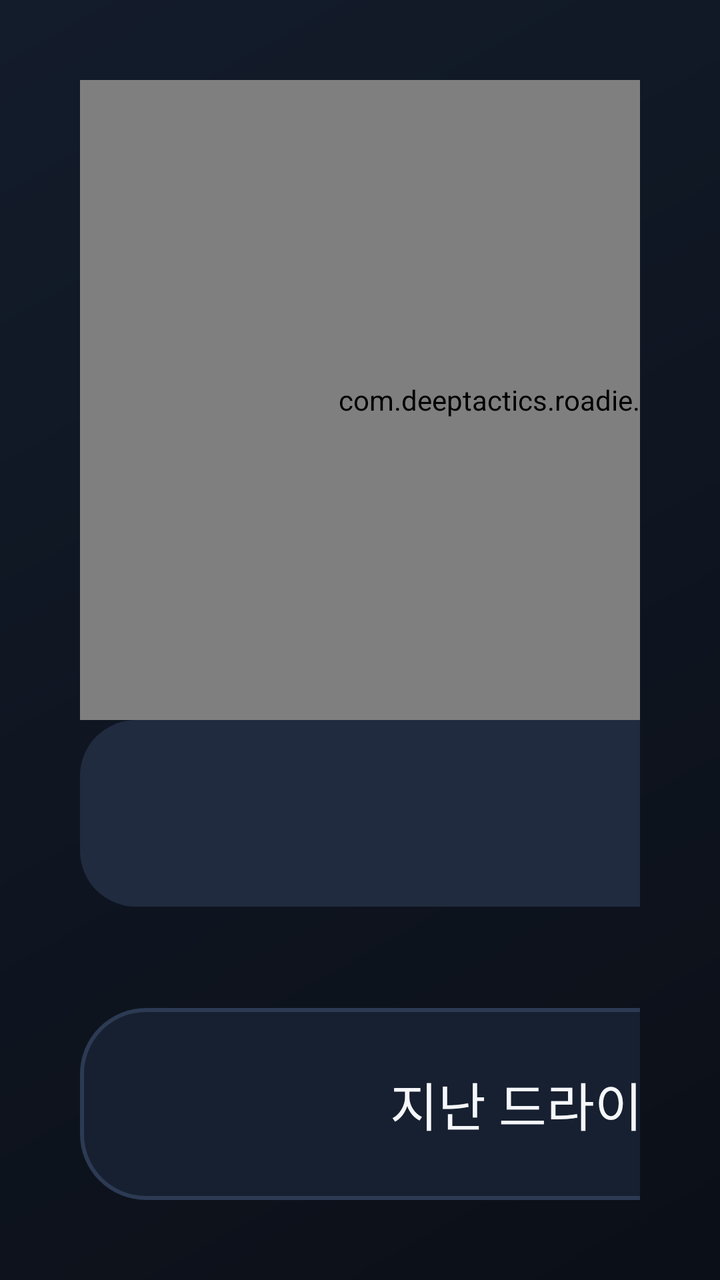
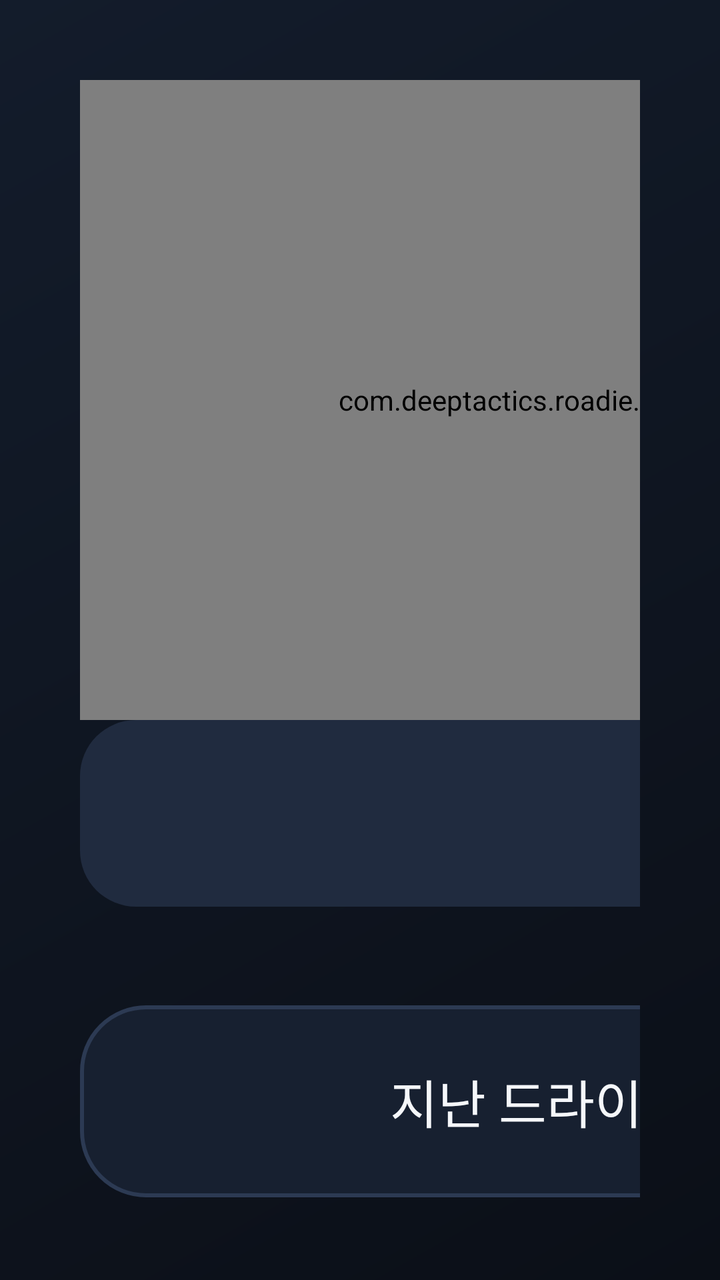

Before-and-after screenshots of an Android layout around one commit, followed by the original layout XML and the change that was made.
<!-- AndroidManifest.xml: application theme android:Theme.DeviceDefault.NoActionBar -->
<!-- res/layout/home.xml -->
<?xml version="1.0" encoding="utf-8"?>
<LinearLayout xmlns:android="http://schemas.android.com/apk/res/android"
    android:layout_width="match_parent"
    android:layout_height="match_parent"
    android:background="@drawable/bg_screen"
    android:orientation="horizontal"
    android:padding="40dp">

    
    <LinearLayout
        android:layout_width="460dp"
        android:layout_height="match_parent"
        android:orientation="vertical">

        <com.deeptactics.roadie.CarFace
            android:id="@+id/face"
            android:layout_width="match_parent"
            android:layout_height="320dp" />

        <TextView
            android:id="@+id/bubble"
            android:layout_width="match_parent"
            android:layout_height="wrap_content"
            android:background="@drawable/bg_bubble"
            android:lineSpacingExtra="6dp"
            android:padding="28dp"
            android:textColor="@color/text"
            android:textSize="28sp" />

        <TextView
            android:id="@+id/record"
            android:layout_width="match_parent"
            android:layout_height="wrap_content"
            android:layout_marginTop="20dp"
            android:gravity="center"
            android:textColor="@color/sub"
            android:textSize="22sp" />

        <Space
            android:layout_width="0dp"
            android:layout_height="0dp"
            android:layout_weight="1" />

        <TextView
            android:id="@+id/diary"
            style="@style/Ghost"
            android:layout_width="match_parent"
            android:layout_height="96dp"
            android:text="지난 드라이브"
            android:textSize="26sp" />
    </LinearLayout>

    <LinearLayout
        android:layout_width="0dp"
        android:layout_height="match_parent"
        android:layout_marginStart="40dp"
        android:layout_weight="1"
        android:orientation="vertical">

        
        <LinearLayout
            android:layout_width="match_parent"
            android:layout_height="wrap_content"
            android:gravity="center_vertical"
            android:orientation="horizontal">

            <com.deeptactics.roadie.MicButton
                android:id="@+id/mic"
                android:layout_width="150dp"
                android:layout_height="150dp" />

            <LinearLayout
                android:layout_width="0dp"
                android:layout_height="wrap_content"
                android:layout_marginStart="24dp"
                android:layout_weight="1"
                android:orientation="vertical">

                <TextView
                    android:layout_width="wrap_content"
                    android:layout_height="wrap_content"
                    android:text="어떤 드라이브 할까?"
                    android:textColor="@color/text"
                    android:textSize="40sp"
                    android:textStyle="bold" />

                <TextView
                    android:id="@+id/heard"
                    android:layout_width="match_parent"
                    android:layout_height="wrap_content"
                    android:layout_marginTop="6dp"
                    android:text="마이크를 누르고 시간과 기분을 말해 봐"
                    android:textColor="@color/sub"
                    android:textSize="26sp" />
            </LinearLayout>
        </LinearLayout>

        <LinearLayout
            android:id="@+id/chips"
            android:layout_width="match_parent"
            android:layout_height="wrap_content"
            android:layout_marginTop="16dp"
            android:orientation="horizontal" />

        
        <LinearLayout
            android:layout_width="match_parent"
            android:layout_height="0dp"
            android:layout_marginVertical="24dp"
            android:layout_weight="1"
            android:background="@drawable/bg_card"
            android:orientation="horizontal"
            android:padding="28dp">

            <com.deeptactics.roadie.RouteView
                android:id="@+id/route"
                android:layout_width="0dp"
                android:layout_height="match_parent"
                android:layout_weight="1" />

            <LinearLayout
                android:layout_width="420dp"
                android:layout_height="match_parent"
                android:layout_marginStart="24dp"
                android:orientation="vertical">

                <TextView
                    android:id="@+id/wish"
                    android:layout_width="match_parent"
                    android:layout_height="wrap_content"
                    android:textColor="@color/warm"
                    android:textSize="22sp" />

                <TextView
                    android:id="@+id/name"
                    android:layout_width="match_parent"
                    android:layout_height="wrap_content"
                    android:layout_marginTop="8dp"
                    android:textColor="@color/text"
                    android:textSize="34sp"
                    android:textStyle="bold" />

                <TextView
                    android:id="@+id/stats"
                    android:layout_width="match_parent"
                    android:layout_height="wrap_content"
                    android:layout_marginTop="8dp"
                    android:textColor="@color/accent"
                    android:textSize="26sp" />

                <TextView
                    android:id="@+id/scenes"
                    android:layout_width="match_parent"
                    android:layout_height="0dp"
                    android:layout_marginTop="16dp"
                    android:layout_weight="1"
                    android:lineSpacingExtra="10dp"
                    android:textColor="@color/text"
                    android:textSize="24sp" />

                <TextView
                    android:id="@+id/other"
                    style="@style/Ghost"
                    android:layout_width="match_parent"
                    android:layout_height="80dp"
                    android:text="다른 코스"
                    android:textSize="24sp" />
            </LinearLayout>
        </LinearLayout>

        <LinearLayout
            android:layout_width="match_parent"
            android:layout_height="wrap_content"
            android:gravity="center_vertical"
            android:orientation="horizontal">

            <Switch
                android:id="@+id/simulate"
                android:layout_width="wrap_content"
                android:layout_height="wrap_content"
                android:checked="true"
                android:text="시뮬레이션 주행  "
                android:textColor="@color/sub"
                android:textSize="22sp" />

            <TextView
                android:id="@+id/warp"
                style="@style/Chip"
                android:layout_width="wrap_content"
                android:layout_height="wrap_content"
                android:layout_marginStart="16dp"
                android:gravity="center"
                android:minWidth="120dp" />

            <Space
                android:layout_width="0dp"
                android:layout_height="0dp"
                android:layout_weight="1" />

            <TextView
                android:id="@+id/start"
                style="@style/Primary"
                android:layout_width="360dp"
                android:layout_height="116dp"
                android:text="출발"
                android:textSize="44sp" />
        </LinearLayout>
    </LinearLayout>
</LinearLayout>
<!-- resources referenced by this layout -->
<resources>
  <color name="accent">#4FC3F7</color>
  <color name="sub">#8C98AD</color>
  <color name="text">#F5F7FA</color>
  <color name="warm">#FFB74D</color>
  <!-- drawable bg_bubble (drawable) -->
  <?xml version="1.0" encoding="utf-8"?>
  <shape xmlns:android="http://schemas.android.com/apk/res/android">
      <solid android:color="@color/card2" />
      <corners android:radius="28dp" />
  </shape>
  <!-- drawable bg_card (drawable) -->
  <?xml version="1.0" encoding="utf-8"?>
  <shape xmlns:android="http://schemas.android.com/apk/res/android">
      <solid android:color="@color/card" />
      <corners android:radius="28dp" />
  </shape>
  <!-- drawable bg_screen (drawable) -->
  <?xml version="1.0" encoding="utf-8"?>
  <shape xmlns:android="http://schemas.android.com/apk/res/android">
      <gradient android:angle="315" android:endColor="@color/bg" android:startColor="@color/bg2" />
  </shape>
  <style name="Chip">
          <item name="android:background">@drawable/bg_chip</item>
          <item name="android:paddingStart">28dp</item>
          <item name="android:paddingEnd">28dp</item>
          <item name="android:paddingTop">14dp</item>
          <item name="android:paddingBottom">14dp</item>
          <item name="android:textColor">@color/text</item>
          <item name="android:textSize">22sp</item>
          <item name="android:clickable">true</item>
          <item name="android:focusable">true</item>
      </style>
  <style name="Ghost">
          <item name="android:background">@drawable/bg_ghost</item>
          <item name="android:gravity">center</item>
          <item name="android:textColor">@color/text</item>
          <item name="android:clickable">true</item>
          <item name="android:focusable">true</item>
      </style>
  <style name="Primary">
          <item name="android:background">@drawable/bg_primary</item>
          <item name="android:gravity">center</item>
          <item name="android:textColor">@color/bg</item>
          <item name="android:textStyle">bold</item>
          <item name="android:clickable">true</item>
          <item name="android:focusable">true</item>
      </style>
  <color name="card2">#202B3F</color>
  <color name="card">#172030</color>
  <color name="bg">#0B0F17</color>
  <color name="bg2">#131C2B</color>
  <!-- drawable bg_chip (drawable) -->
  <?xml version="1.0" encoding="utf-8"?>
  <shape xmlns:android="http://schemas.android.com/apk/res/android">
      <solid android:color="#00000000" />
      <stroke android:width="2dp" android:color="@color/line" />
      <corners android:radius="40dp" />
  </shape>
  <!-- drawable bg_ghost (drawable) -->
  <?xml version="1.0" encoding="utf-8"?>
  <selector xmlns:android="http://schemas.android.com/apk/res/android">
      <item android:state_pressed="true">
          <shape><solid android:color="@color/card2" /><stroke android:width="2dp" android:color="@color/line" /><corners android:radius="32dp" /></shape>
      </item>
      <item>
          <shape><solid android:color="@color/card" /><stroke android:width="2dp" android:color="@color/line" /><corners android:radius="32dp" /></shape>
      </item>
  </selector>
  <!-- drawable bg_primary (drawable) -->
  <?xml version="1.0" encoding="utf-8"?>
  <selector xmlns:android="http://schemas.android.com/apk/res/android">
      <item android:state_pressed="true">
          <shape><solid android:color="#29A8E0" /><corners android:radius="32dp" /></shape>
      </item>
      <item>
          <shape><solid android:color="@color/accent" /><corners android:radius="32dp" /></shape>
      </item>
  </selector>
  <color name="line">#2C3A53</color>
</resources>

<!-- the commit's change to res/layout/home.xml (unified diff, before → after) -->
@@ -1,4 +1,5 @@
 <?xml version="1.0" encoding="utf-8"?>
+
 <LinearLayout xmlns:android="http://schemas.android.com/apk/res/android"
     android:layout_width="match_parent"
     android:layout_height="match_parent"
@@ -48,6 +49,15 @@
             android:layout_height="96dp"
             android:text="지난 드라이브"
             android:textSize="26sp" />
+
+        <TextView
+            android:layout_width="match_parent"
+            android:layout_height="wrap_content"
+            android:layout_marginTop="12dp"
+            android:gravity="center"
+            android:text="지도 데이터 © OpenStreetMap contributors"
+            android:textColor="@color/sub"
+            android:textSize="16sp" />
     </LinearLayout>
 
     <LinearLayout
